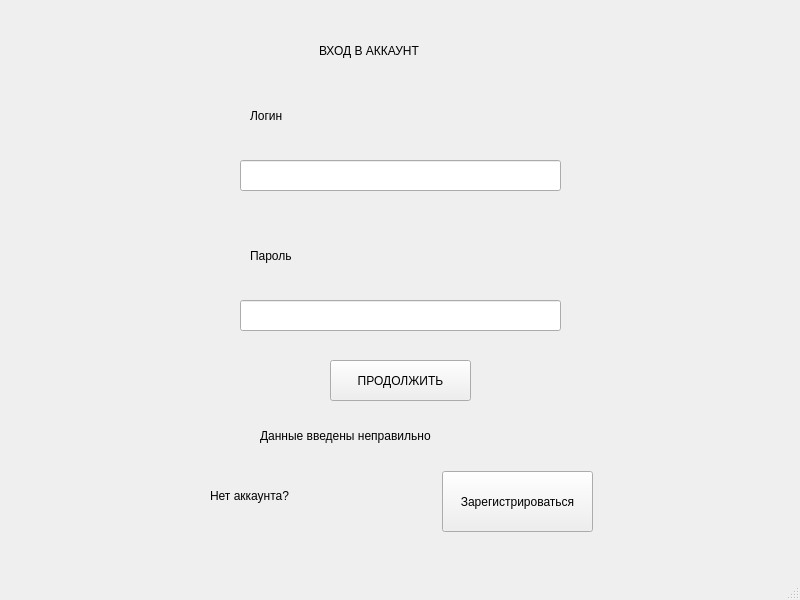
This is login.ui in ArtemusCoder/Yandex as Qt 5 draws it before an edit. The edited form follows.
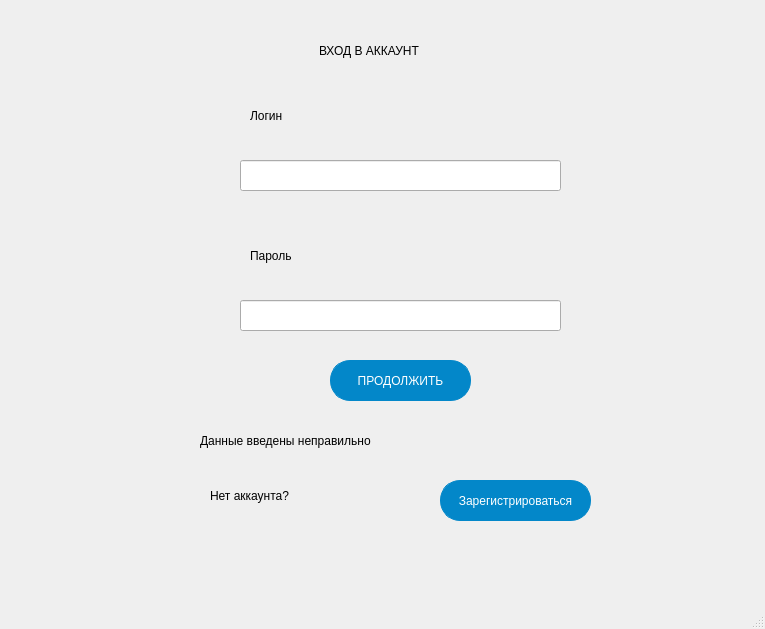
This is the edited form.

The edit to the form file:
```diff
--- a/login.ui
+++ b/login.ui
@@ -6,10 +6,22 @@
    <rect>
     <x>0</x>
     <y>0</y>
-    <width>800</width>
-    <height>600</height>
+    <width>765</width>
+    <height>629</height>
    </rect>
   </property>
+  <property name="minimumSize">
+   <size>
+    <width>765</width>
+    <height>629</height>
+   </size>
+  </property>
+  <property name="maximumSize">
+   <size>
+    <width>765</width>
+    <height>629</height>
+   </size>
+  </property>
   <property name="mouseTracking">
    <bool>true</bool>
   </property>
@@ -22,7 +34,7 @@
      <rect>
       <x>319</x>
       <y>25</y>
-      <width>161</width>
+      <width>231</width>
       <height>51</height>
      </rect>
     </property>
@@ -38,7 +50,7 @@
      <rect>
       <x>250</x>
       <y>100</y>
-      <width>91</width>
+      <width>311</width>
       <height>31</height>
      </rect>
     </property>
@@ -57,7 +69,7 @@
      <rect>
       <x>250</x>
       <y>240</y>
-      <width>91</width>
+      <width>301</width>
       <height>31</height>
      </rect>
     </property>
@@ -71,10 +83,10 @@
    <widget class="QLabel" name="error">
     <property name="geometry">
      <rect>
-      <x>260</x>
+      <x>200</x>
       <y>420</y>
-      <width>271</width>
-      <height>31</height>
+      <width>421</width>
+      <height>41</height>
      </rect>
     </property>
     <property name="styleSheet">
@@ -121,7 +133,11 @@
      </rect>
     </property>
     <property name="styleSheet">
-     <string notr="true">font: 12px &quot;Comfortaa&quot;;</string>
+     <string notr="true">font: 12px &quot;Comfortaa&quot;;
+background-color: rgb(3, 135, 201);
+color: rgb(255, 255, 255);
+border: 1px solid rgb(3, 135, 201);
+border-radius: 20px;</string>
     </property>
     <property name="text">
      <string>ПРОДОЛЖИТЬ</string>
@@ -130,17 +146,21 @@
    <widget class="QPushButton" name="reg_btn">
     <property name="geometry">
      <rect>
-      <x>442</x>
-      <y>471</y>
+      <x>440</x>
+      <y>480</y>
       <width>151</width>
-      <height>61</height>
+      <height>41</height>
      </rect>
     </property>
     <property name="mouseTracking">
      <bool>false</bool>
     </property>
     <property name="styleSheet">
-     <string notr="true">font: 12px &quot;Comfortaa&quot;;</string>
+     <string notr="true">font: 12px &quot;Comfortaa&quot;;
+background-color: rgb(3, 135, 201);
+color: rgb(255, 255, 255);
+border: 1px solid rgb(3, 135, 201);
+border-radius: 20px;</string>
     </property>
     <property name="text">
      <string>Зарегистрироваться</string>
```
Left out of the diff: 15 changed lines with no effect on the pictures.
